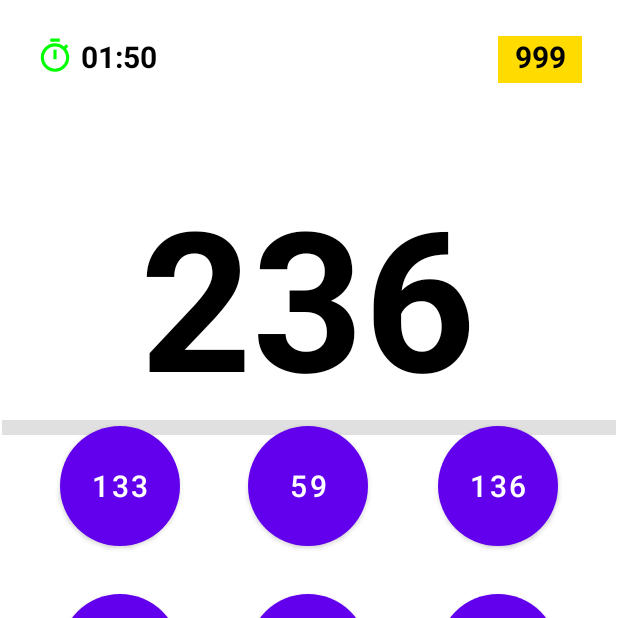
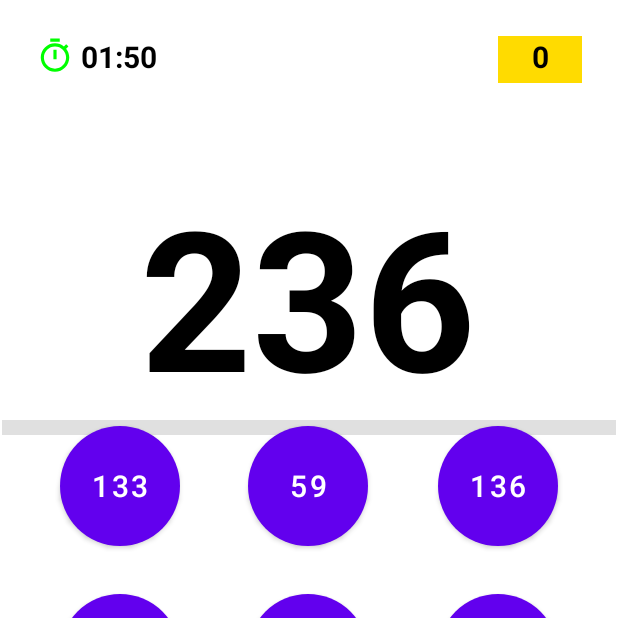
Before and after one commit to augsmachado/android_peg_solitaire, an Android app: the screen it shows after launch (MainActivity), after a tap on "START", on a phone screen of 412 x 824 dp, the top half of it. Run offline under Robolectric (Android 15) with nearby library versions, the phone set to English and light mode, and no system bars.

Commit message:
Add function to increment the scores

```diff
--- a/PegSolitaire/app/src/main/java/com/augsmachado/pegsolitaire/MainActivity.java
+++ b/PegSolitaire/app/src/main/java/com/augsmachado/pegsolitaire/MainActivity.java
@@ -28,12 +28,12 @@ public class MainActivity extends AppCompatActivity {
     // Initialize variables
     private TextView mTimer;
     private TextView mResults;
+    private TextView mScores;
 
+    // Initialize buttons
     private Button mFirstButton, mSecondButton, mThirdButton, mFourthButton, mFifthButton;
     private Button mSixthButton, mSeventhButton, mEighthButton, mNinthButton;
     private Button mStartNewGame;
-
-
 
 
     @Override
@@ -41,45 +41,6 @@ public class MainActivity extends AppCompatActivity {
         super.onCreate(savedInstanceState);
         setContentView(R.layout.activity_main);
         bindViews();
-/*
-        // Generate random number
-        int randomNumber = generateRandomNumber(MAX_RANDOM);
-        if (randomNumber < 2) randomNumber = 2;
-
-        // Generate game board
-        int[] board = new int[BOARD];
-        board = generateBoardGame(randomNumber);
-
-        // Calculate results
-        int results = randomNumber;
-        mResults.setText(String.valueOf(results));
-
-        mResults.setText(String.valueOf(randomNumber));
-        String str = (String) mResults.getText();
-        int results = Integer.parseInt(str);
-
-        mResults.setText(String.valueOf(results));
-*/
-
-
-        // Initialize mStartNewGame button behavior
-        mStartNewGame.setOnClickListener(new View.OnClickListener() {
-            @Override
-            public void onClick(View v) {
-                // Generate random number
-                int randomNumber = generateRandomNumber(MAX_RANDOM);
-                if (randomNumber < 2) randomNumber = 2;
-
-                // Generate game board
-                int[] board = new int[BOARD];
-                board = generateBoardGame(randomNumber);
-
-                // Calculate results
-                int results = randomNumber;
-                mResults.setText(String.valueOf(results));
-            }
-        });
-
 
         // Initialize timer duration
         long duration = TimeUnit.MINUTES.toMillis(MAX_MINUTES);
@@ -107,6 +68,26 @@ public class MainActivity extends AppCompatActivity {
                 Toast.makeText(getApplicationContext(), "Countdown timer has ended", Toast.LENGTH_SHORT).show();
             }
         }.start();
+
+
+        // Initialize mStartNewGame button behavior
+        mStartNewGame.setOnClickListener(new View.OnClickListener() {
+            @Override
+            public void onClick(View v) {
+                // Generate random number above 2
+                int randomNumber = generateRandomNumber(MAX_RANDOM);
+
+                if (randomNumber < 2) randomNumber = 2;
+
+                // Generate game board and set mResults view
+                generateBoardGame(randomNumber);
+
+                mResults.setText(String.valueOf(randomNumber));
+            }
+        });
+
+
+
 
 
         // Set behavior for each button displayed with numbers
@@ -163,6 +144,7 @@ public class MainActivity extends AppCompatActivity {
         mTimer = findViewById(R.id.timer);
 
         mResults = findViewById(R.id.results);
+        mScores = findViewById(R.id.scores);
 
         mFirstButton = findViewById(R.id.line1Button1);
         mSecondButton = findViewById(R.id.line1Button2);
@@ -189,10 +171,12 @@ public class MainActivity extends AppCompatActivity {
 
     }
 
+    // Generate random number above 2
     private int generateRandomNumber(int value) {
         return ThreadLocalRandom.current().nextInt(value);
     }
 
+    // Generate game board
     private int[] generateBoardGame (int randomNumber) {
         int[] array;
 
@@ -302,6 +286,20 @@ public class MainActivity extends AppCompatActivity {
 
         results = results - buttonValue;
 
+        addScores(results);
+
         mResults.setText(String.valueOf(results));
     }
+
+    // When results = 1 and timer > 0, add 1 in score
+    private void addScores(int results) {
+        String sScore = (String) mScores.getText();
+        int scores = Integer.parseInt(sScore);
+
+        if (results == 1) {
+            scores = scores + 1;
+
+            mScores.setText(String.valueOf(scores));
+        }
+    }
 }
--- a/PegSolitaire/app/src/main/res/layout/activity_main.xml
+++ b/PegSolitaire/app/src/main/res/layout/activity_main.xml
@@ -15,7 +15,7 @@
         android:layout_marginTop="24dp"
         android:layout_marginEnd="24dp"
         android:background="@drawable/rect_scores"
-        android:text="999"
+        android:text="0"
         android:textAlignment="center"
         android:textColor="#000000"
         android:textSize="20sp"
```
